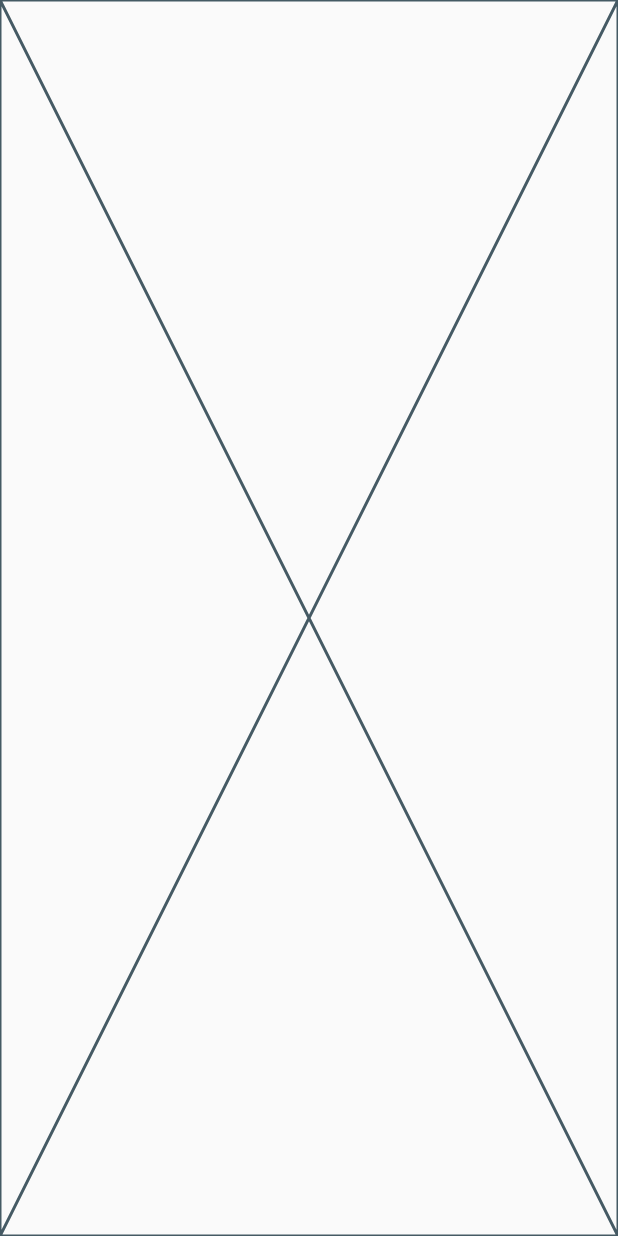
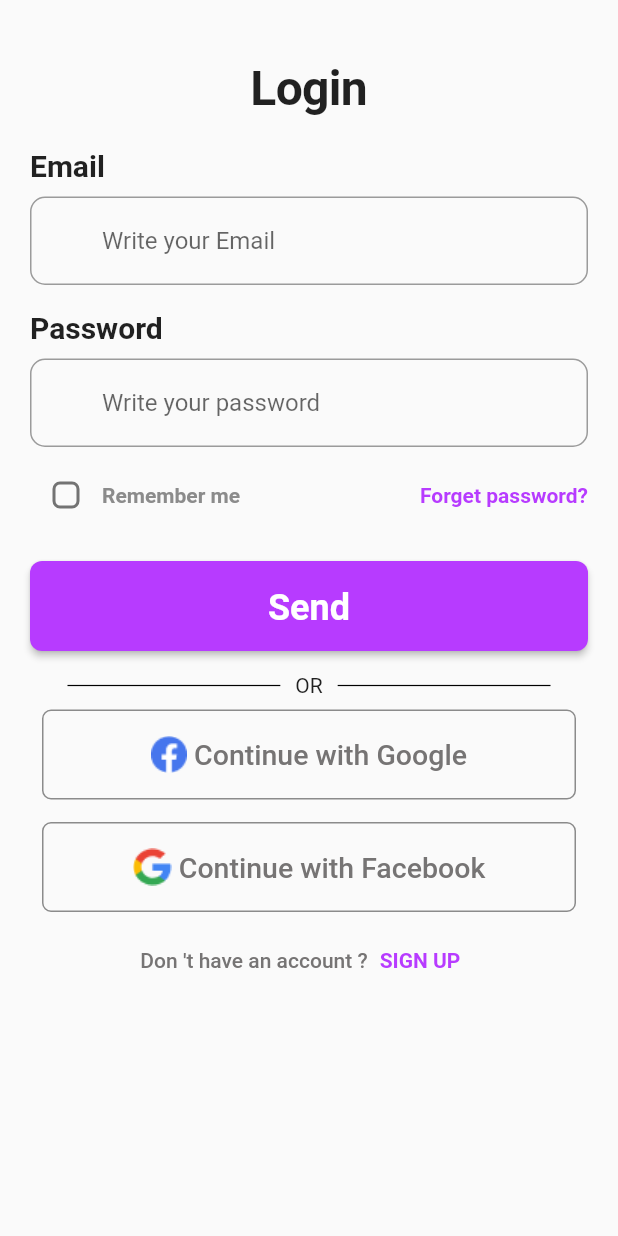
Before and after one commit to shehabhy1/barter_project_2023, a Flutter app: the LoginView screen opened directly, on a phone screen of 412 x 824 dp. Run offline on Flutter 3.47's test engine with Material 2 defaults, Android fonts, the phone set to English and light mode, and no system bars; our stand-ins replace go_router, sizer; Roboto replaces fonts that are missing (Poppins).

Commit message:
add log in

```diff
--- /dev/null
+++ b/lib/core/shared_widget/check_button.dart
@@ -0,0 +1,41 @@
+
+import 'package:flutter/material.dart';
+
+import '../../constants.dart';
+import '../utils/styles.dart';
+
+class CheckButtom extends StatefulWidget {
+  final String text;
+  const CheckButtom({Key? key, required this.text}) : super(key: key);
+
+  @override
+  State<CheckButtom> createState() => _CheckButtomState();
+}
+
+class _CheckButtomState extends State<CheckButtom> {
+  bool isChecked = false;
+  @override
+  Widget build(BuildContext context) {
+    return Row(
+      children: [
+        Checkbox(
+            shape: RoundedRectangleBorder(
+              borderRadius: BorderRadius.circular(5.0), // Set your desired border radius here
+            ),
+            value: isChecked,
+            activeColor: kPrimaryColor,
+            onChanged: (newBool){
+              setState(() {
+                isChecked = newBool!;
+              });
+            }
+        ),
+        Text(
+          widget.text,
+          style: Styles.textStyle20.copyWith(fontSize: 14 , color: Color(0xFF8B8B8B),
+        ),
+        ),
+      ],
+    );
+  }
+}
--- a/lib/core/utils/app_router.dart
+++ b/lib/core/utils/app_router.dart
@@ -1,4 +1,4 @@
-import 'package:barter_project_2023/features/log_in/presentation/views/password_view.dart';
+import 'package:barter_project_2023/features/log_in/presentation/views/login_view.dart';
 import 'package:barter_project_2023/features/splash_view/presentation/views/on_boarding_view.dart';
 import 'package:go_router/go_router.dart';
 
@@ -11,7 +11,7 @@ abstract class AppRouter {
     routes: [
       GoRoute(
         path: kSplashView,
-        builder: (context, state) => const PassView(),
+        builder: (context, state) => const LoginView(),
       ),
       GoRoute(
         name: kOnBoardingView,
--- a/lib/features/log_in/presentation/views/login_view.dart
+++ b/lib/features/log_in/presentation/views/login_view.dart
@@ -6,8 +6,10 @@ class LoginView extends StatelessWidget {
 
   @override
   Widget build(BuildContext context) {
-    return Scaffold(
-      body: LoginBody(),
+    return const SafeArea(
+      child: Scaffold(
+        body: LoginBody(),
+      ),
     );
   }
 }
--- a/lib/features/log_in/presentation/views/new_view.dart
+++ b/lib/features/log_in/presentation/views/new_view.dart
@@ -6,7 +6,7 @@ class NewPass extends StatelessWidget {
 
   @override
   Widget build(BuildContext context) {
-    return SafeArea(
+    return const SafeArea(
       child: Scaffold(
         body: NewPassBody() ,
       ),
--- a/lib/features/log_in/presentation/views/password_view.dart
+++ b/lib/features/log_in/presentation/views/password_view.dart
@@ -6,7 +6,7 @@ class PassView extends StatelessWidget {
 
   @override
   Widget build(BuildContext context) {
-    return SafeArea(
+    return const SafeArea(
       child: Scaffold(
         body: PassBody(),
       ),
--- a/lib/features/log_in/presentation/views/signup_view.dart
+++ b/lib/features/log_in/presentation/views/signup_view.dart
@@ -0,0 +1,13 @@
+import 'package:flutter/material.dart';
+
+class SignupView extends StatelessWidget {
+  const SignupView({Key? key}) : super(key: key);
+
+  @override
+  Widget build(BuildContext context) {
+    return const SafeArea(
+      child: Scaffold(
+      ),
+    );
+  }
+}
--- a/lib/features/log_in/presentation/views/verify_view.dart
+++ b/lib/features/log_in/presentation/views/verify_view.dart
@@ -6,7 +6,7 @@ class VerifyView extends StatelessWidget {
 
   @override
   Widget build(BuildContext context) {
-    return SafeArea(
+    return const SafeArea(
       child: Scaffold(
         body: VerifyPass(),
       ),
--- /dev/null
+++ b/lib/features/log_in/presentation/views/widgets/another_acount.dart
@@ -0,0 +1,28 @@
+import 'package:flutter/material.dart';
+
+class AnotherAccount extends StatelessWidget {
+  const AnotherAccount({Key? key}) : super(key: key);
+
+  @override
+  Widget build(BuildContext context) {
+    return const Padding(
+        padding: EdgeInsets.symmetric(horizontal: 25),
+      child: Row(
+        children: [
+          Expanded(child: Divider(
+            thickness: .8,
+            color: Colors.black,
+          ),),
+          Padding(
+              padding: EdgeInsets.symmetric(horizontal: 10),
+            child: Text('OR'),
+          ),
+          Expanded(child: Divider(
+            thickness: .8,
+            color: Colors.black,
+          ),),
+        ],
+      ),
+    );
+  }
+}
--- /dev/null
+++ b/lib/features/log_in/presentation/views/widgets/item_account.dart
@@ -0,0 +1,43 @@
+import 'package:flutter/material.dart';
+
+class ItemAccount extends StatelessWidget {
+  const ItemAccount({Key? key, required this.text, required this.imagePath})
+      : super(key: key);
+  final String text;
+  final String imagePath;
+
+  @override
+  Widget build(BuildContext context) {
+    return GestureDetector(
+      child: Container(
+        height: 60,
+        padding: const EdgeInsets.symmetric(vertical: 5, horizontal: 10),
+        decoration: BoxDecoration(
+          shape: BoxShape.rectangle,
+          border: Border.all(
+            color: const Color(0xFF8B8B8B),
+            // Customize the border color for the selected and unselected states
+            width: 1, // Adjust the border width as needed
+          ),
+          borderRadius: BorderRadius.circular(6),
+        ),
+        child: Row(
+         mainAxisAlignment: MainAxisAlignment.center,
+          children: [
+            Image(image: AssetImage(imagePath),),
+            const SizedBox(height: 5,),
+            Text(
+                text,
+              style: const TextStyle(
+                color: Color(0xFF767474),
+                fontSize: 19,
+                fontFamily: 'Poppins',
+                fontWeight: FontWeight.w500,
+              ),
+            ),
+          ],
+        ),
+      ),
+    );
+  }
+}
--- /dev/null
+++ b/lib/features/log_in/presentation/views/widgets/item_widget.dart
@@ -0,0 +1,25 @@
+import 'package:barter_project_2023/features/log_in/presentation/views/widgets/item_account.dart';
+import 'package:flutter/material.dart';
+
+class ItemWidget extends StatelessWidget {
+  const ItemWidget({Key? key}) : super(key: key);
+
+  @override
+  Widget build(BuildContext context) {
+    return const Padding(
+      padding: EdgeInsets.all(8.0),
+      child: Column(
+        children: [
+          ItemAccount(
+              text: ' Continue with Google',
+              imagePath: 'assets/images/facebook.png',
+          ),
+          SizedBox(height: 15,),
+          ItemAccount(text: ' Continue with Facebook',
+              imagePath: 'assets/images/google.png',
+          ),
+        ],
+      ),
+    );
+  }
+}
--- /dev/null
+++ b/lib/features/log_in/presentation/views/widgets/last_row.dart
@@ -0,0 +1,41 @@
+import 'package:flutter/material.dart';
+
+import '../signup_view.dart';
+
+class LastLine extends StatelessWidget {
+  const LastLine({Key? key}) : super(key: key);
+
+  @override
+  Widget build(BuildContext context) {
+    return Row(
+      mainAxisAlignment: MainAxisAlignment.center,
+      children:  [
+        const Text('Don \'t have an account ?',
+          style: TextStyle(
+            fontWeight: FontWeight.w500,
+            color: Color(0xFF767474),
+          ),
+        ),
+        TextButton(
+          onPressed: (){
+            Navigator.push(
+              context,
+              MaterialPageRoute(
+                builder: (context) => const SignupView(),
+              ),
+            );
+          },
+          child: const Text(
+            'SIGN UP ',
+            style: TextStyle(
+              color: Color(0xFFB73BFF),
+              fontSize: 14,
+              fontFamily: 'Poppins',
+              fontWeight: FontWeight.w600,
+            ),
+          ),
+        ),
+      ],
+    );
+  }
+}
--- a/lib/features/log_in/presentation/views/widgets/login_body.dart
+++ b/lib/features/log_in/presentation/views/widgets/login_body.dart
@@ -1,5 +1,16 @@
 
+import 'package:barter_project_2023/features/log_in/presentation/views/widgets/another_acount.dart';
+import 'package:barter_project_2023/features/log_in/presentation/views/widgets/item_widget.dart';
+import 'package:barter_project_2023/features/log_in/presentation/views/widgets/second_row.dart';
 import 'package:flutter/material.dart';
+
+import '../../../../../constants.dart';
+
+import '../../../../../core/shared_widget/custom_buttom.dart';
+import '../../../../../core/shared_widget/default_text.dart';
+import '../../../../../core/utils/styles.dart';
+import 'last_row.dart';
+
 
 class LoginBody extends StatefulWidget {
   const LoginBody({Key? key}) : super(key: key);
@@ -11,6 +22,74 @@ class LoginBody extends StatefulWidget {
 class _LoginBodyState extends State<LoginBody> {
   @override
   Widget build(BuildContext context) {
-    return const Placeholder();
+    return  Padding(
+      padding: const EdgeInsets.symmetric(vertical: 40 , horizontal: 20),
+      child: SingleChildScrollView(
+        child: Column(
+          crossAxisAlignment: CrossAxisAlignment.start,
+          children: [
+            const Center(
+              child: Text(
+                'Login',
+                style: Styles.textStyle32,
+              ),
+            ),
+            const SizedBox(
+              height: 20,
+            ),
+            const Text(
+              'Email',
+              style: Styles.textStyle20,
+            ),
+            const SizedBox(height: 8,),
+            defaultText(
+                type: TextInputType.emailAddress,
+                hint: 'Write your Email',
+              validate:  ( value){
+                if (value!.isEmpty || value!.contains('@') ){
+                  return 'Email is Wrong You must write .com';
+                }
+                return null;
+              },
+            ),
+            const SizedBox(height: 16,),
+            const Text(
+              'Password',
+              style: Styles.textStyle20,
+            ),
+            const SizedBox(height: 8,),
+            defaultText(
+                type: TextInputType.visiblePassword,
+                hint: 'Write your password',
+              validate: (val){
+                if (val.isEmpty || val.length < 6 || val.length > 16 ) {
+                  return 'Password should contain at least 1 special character,the length should be \n between 6 to 16  character';
+                }
+                return null;
+              },
+            ),
+            const SizedBox(height: 8,),
+            const SecondRow(),
+            const SizedBox(height:20,),
+            CustomButton(
+                width: double.infinity,
+                height: 60,
+                backgroundColor: kPrimaryColor,
+                text: 'Send',
+                func: (){
+                  // Navigator.push(
+                  //   context,
+                  //   MaterialPageRoute(builder: (context) => const VerifyView()),
+                  // );
+                }
+            ),
+            const SizedBox(height: 15,),
+            const AnotherAccount(),
+            const ItemWidget(),
+            const LastLine(),
+          ],
+        ),
+      ),
+    );
   }
 }
--- a/lib/features/log_in/presentation/views/widgets/new_body.dart
+++ b/lib/features/log_in/presentation/views/widgets/new_body.dart
@@ -15,8 +15,8 @@ class NewPassBody extends StatelessWidget {
       child: Column(
         crossAxisAlignment: CrossAxisAlignment.start,
         children: [
-          Center(
-            child: const Text(
+          const Center(
+            child: Text(
               'New password',
               style: Styles.textStyle32,
             ),
@@ -33,7 +33,7 @@ class NewPassBody extends StatelessWidget {
               type: TextInputType.visiblePassword,
               hint: 'Write your password'
           ),
-          SizedBox(height: 16,),
+          const SizedBox(height: 16,),
           const Text(
             'Repeat Password',
             style: Styles.textStyle20,
@@ -43,7 +43,7 @@ class NewPassBody extends StatelessWidget {
               type: TextInputType.visiblePassword,
               hint: 'Write your password'
           ),
-          SizedBox(height: 40,),
+          const SizedBox(height: 40,),
           CustomButton(
               width: double.infinity,
               height: 60,
@@ -58,6 +58,6 @@ class NewPassBody extends StatelessWidget {
           ),
         ],
       ),
-    );;
+    );
   }
 }
--- a/lib/features/log_in/presentation/views/widgets/pass_body.dart
+++ b/lib/features/log_in/presentation/views/widgets/pass_body.dart
@@ -15,8 +15,8 @@ class PassBody extends StatelessWidget {
       child: Column(
         crossAxisAlignment: CrossAxisAlignment.start,
         children: [
-          Center(
-            child: const Text(
+          const Center(
+            child: Text(
               'Forget password',
               style: Styles.textStyle32,
             ),
@@ -33,7 +33,7 @@ class PassBody extends StatelessWidget {
               type: TextInputType.emailAddress,
             hint: 'Write Your Email'
           ),
-          SizedBox(height: 40,),
+          const SizedBox(height: 40,),
           CustomButton(
             width: double.infinity,
               height: 60,
--- /dev/null
+++ b/lib/features/log_in/presentation/views/widgets/second_row.dart
@@ -0,0 +1,33 @@
+import 'package:flutter/material.dart';
+
+import '../../../../../constants.dart';
+import '../../../../../core/shared_widget/check_button.dart';
+import '../../../../../core/utils/styles.dart';
+import '../password_view.dart';
+
+class SecondRow extends StatelessWidget {
+  const SecondRow({Key? key}) : super(key: key);
+
+  @override
+  Widget build(BuildContext context) {
+    return Row(
+      mainAxisAlignment: MainAxisAlignment.spaceBetween,
+      children: [
+        const CheckButtom(
+          text: 'Remember me',
+        ),
+        GestureDetector(
+          onTap: (){
+            Navigator.push(
+              context,
+              MaterialPageRoute(builder: (context) => const PassView()),
+            );
+          },
+          child: Text(
+            'Forget password?',
+            style: Styles.textStyle20.copyWith(fontSize: 14  , color: kPrimaryColor),),
+        ),
+      ],
+    );
+  }
+}
```
Also changed, not shown: assets/images/facebook.png (added), assets/images/google.png (added).
